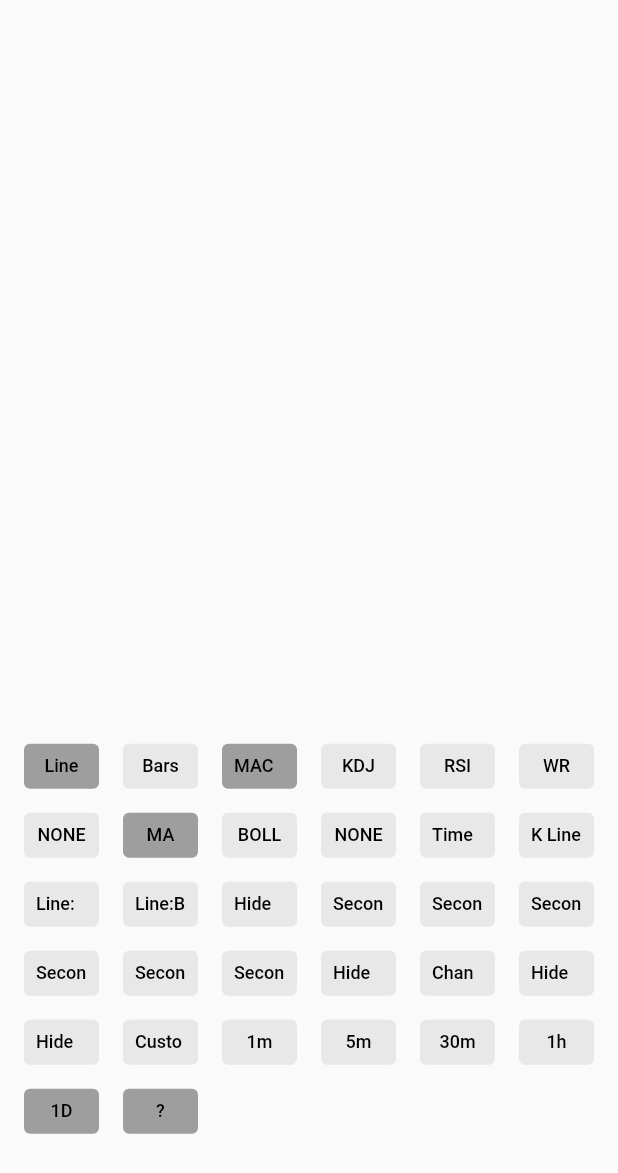
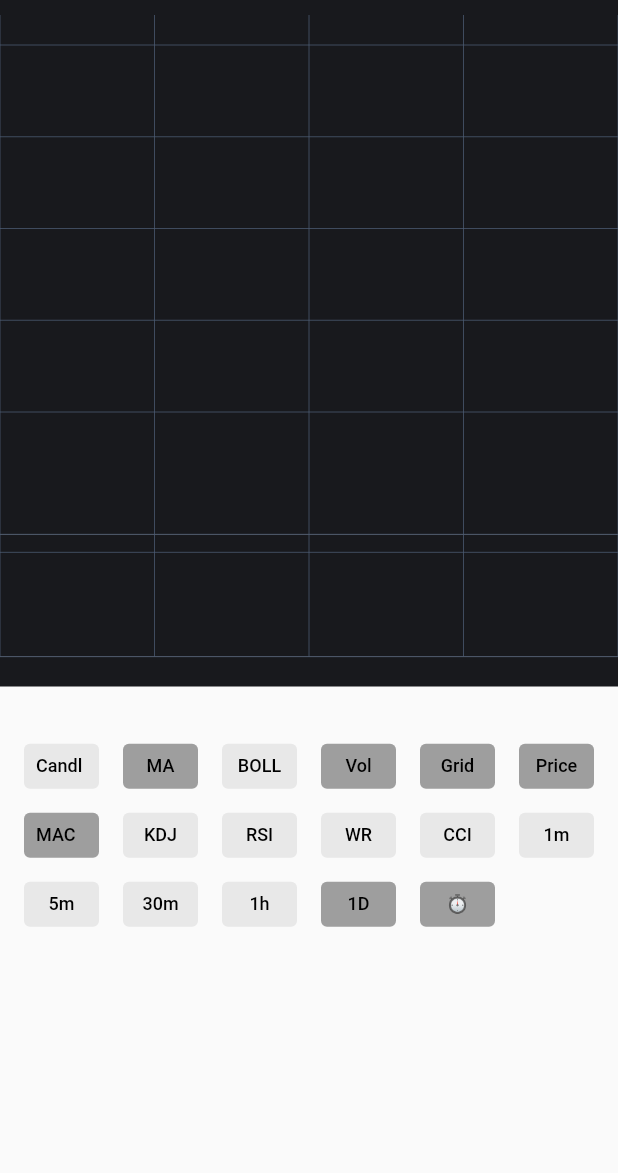
Before and after one commit to afzl-wtu/Triple_I, a Flutter app: the ChartTab widget shown alone on an empty page, opened directly with empty values, on a phone screen of 412 x 824 dp. Shown: the top 1173 px of the screen. Run offline on Flutter 3.47's test engine with Material 2 defaults, Android fonts, the phone set to English and light mode, and no system bars; our stand-ins replace bloc, bottom_navy_bar, cached_network_image, cloud_firestore, connectivity, dio and 15 more; missing offline and left inert: multi_image_picker; accounts and stored records are empty; network calls fail; statements that could not run were skipped.

Commit message:
added smart buttons and perfect chart

```diff
--- a/triple_i_main_app/lib/bloc/search.dart
+++ b/triple_i_main_app/lib/bloc/search.dart
@@ -1,7 +1,7 @@
 import 'dart:async';
 
 import 'package:bloc/bloc.dart';
-import 'package:data_connection_checker/data_connection_checker.dart';
+import 'package:connectivity/connectivity.dart';
 import 'package:meta/meta.dart';
 import 'package:easy_localization/easy_localization.dart';
 
@@ -34,9 +34,9 @@ class SearchBloc extends Bloc<SearchEvent, SearchState> {
     if (event is FetchSearchResults) {
       yield SearchLoading();
 
-      final hasConnection = await DataConnectionChecker().hasConnection;
+      final hasConnection = await Connectivity().checkConnectivity();
 
-      if (hasConnection) {
+      if (hasConnection != ConnectivityResult.none) {
         yield* _fetchSearchResults(symbol: event.symbol);
       } else {
         yield SearchResultsLoadingError(message: 'No internet connection');
--- a/triple_i_main_app/lib/models/markets/market_active/market_active_model.dart
+++ b/triple_i_main_app/lib/models/markets/market_active/market_active_model.dart
@@ -1,5 +1,3 @@
-import 'package:meta/meta.dart';
-
 import './market_active.dart';
 
 class MarketMoversModelData {
--- a/triple_i_main_app/lib/models/markets/sector_performance/sector_performance_model.dart
+++ b/triple_i_main_app/lib/models/markets/sector_performance/sector_performance_model.dart
@@ -1,6 +1,3 @@
-import 'package:meta/meta.dart';
-
-// This is the main model.
 class SectorPerformanceModel {
   final SectorPerformanceDataModel oneDay;
   final SectorPerformanceDataModel fiveDays;
--- a/triple_i_main_app/lib/models/news/news.dart
+++ b/triple_i_main_app/lib/models/news/news.dart
@@ -1,5 +1,3 @@
-import 'package:meta/meta.dart';
-
 import './single_new_model.dart';
 
 class NewsDataModel {
--- a/triple_i_main_app/lib/models/news/single_new_model.dart
+++ b/triple_i_main_app/lib/models/news/single_new_model.dart
@@ -1,5 +1,3 @@
-import 'package:meta/meta.dart';
-
 class SingleNewModel {
   final String? source;
   final String? title;
@@ -42,7 +40,8 @@ class SingleNewModel {
       [bool finnhub = false]) {
     List<SingleNewModel> testList;
     finnhub == false
-        ? testList = items!.map((item) => SingleNewModel.fromJson(item)).toList()
+        ? testList =
+            items!.map((item) => SingleNewModel.fromJson(item)).toList()
         : testList =
             items!.map((item) => SingleNewModel.fromJsonFinnhub(item)).toList();
     print('PP in toList method testList: $testList');
--- a/triple_i_main_app/lib/models/profile/profile.dart
+++ b/triple_i_main_app/lib/models/profile/profile.dart
@@ -1,5 +1,3 @@
-import 'package:meta/meta.dart';
-
 import './stock_profile.dart';
 import './stock_quote.dart';
 //import './stock_chart.dart';
--- a/triple_i_main_app/lib/models/profile/stock_chart.dart
+++ b/triple_i_main_app/lib/models/profile/stock_chart.dart
@@ -1,5 +1,3 @@
-import 'package:meta/meta.dart';
-
 class StockChart {
   final String? date;
   final double? open;
--- a/triple_i_main_app/lib/models/search.dart
+++ b/triple_i_main_app/lib/models/search.dart
@@ -1,9 +1,4 @@
-import 'package:meta/meta.dart';
-
-enum ListType {
-  searchHistory,
-  searchResults
-}
+enum ListType { searchHistory, searchResults }
 
 class StockSearch {
   final String? symbol;
@@ -13,13 +8,10 @@ class StockSearch {
   });
 
   static List<StockSearch> convertToList(List<dynamic> items) {
-    return items
-    .map((item) => StockSearch.fromJson(item))
-    .toList();
+    return items.map((item) => StockSearch.fromJson(item)).toList();
   }
 
-  factory StockSearch.fromJson( Map<String, dynamic> json) {
+  factory StockSearch.fromJson(Map<String, dynamic> json) {
     return StockSearch(symbol: json['1. symbol']);
   }
-
 }
--- a/triple_i_main_app/lib/repository/k_chart/k_chart_widget.dart
+++ b/triple_i_main_app/lib/repository/k_chart/k_chart_widget.dart
@@ -293,6 +293,7 @@ class _KChartWidgetState extends State<KChartWidget>
               itemExtent: 14.0,
               shrinkWrap: true,
               itemBuilder: (context, index) {
+                // ignore: deprecated_member_use_from_same_package
                 final translations = widget.isChinese
                     ? kChartTranslations['zh_CN']!
                     : widget.translations.of(context);
--- a/triple_i_main_app/lib/screens/profile_tabs/chart_tab.dart
+++ b/triple_i_main_app/lib/screens/profile_tabs/chart_tab.dart
@@ -1,15 +1,12 @@
 import 'package:flutter/material.dart';
 import 'package:flutter/services.dart';
+import 'package:main/repository/k_chart/chart_translations.dart';
 import 'package:main/repository/k_chart/flutter_k_chart.dart';
 //import 'package:main/packages/chart_translations.dart';
 //import 'package:main/packages/flutter_k_chart.dart';
 import 'package:main/repository/profile/client.dart';
 import 'package:main/screens/profile_tabs/technical_chart_screen.dart';
 import 'package:main/widgets/loading_indicator.dart';
-import 'package:date_range_picker/date_range_picker.dart' as DateRangePicker;
-
-import '../../../helpers/color_helper.dart';
-import '../../../helpers/text_helper.dart';
 import '../../../models/profile/stock_profile.dart';
 import '../../../models/profile/stock_quote.dart';
 
@@ -156,24 +153,23 @@ class _ChartTabState extends State<ChartTab> {
                 return LoadingIndicatorWidget();
               else {
                 if (!_isMovingToNextScreen) _jumper();
-                return Container()
-                    // KChartWidget(
-                    //   _durationCharts['$_currentDuration'],
-                    //   chartStyle,
-                    //   chartColors,
-                    //   isLine: isLine,
-                    //   mainState: _mainState,
-                    //   volHidden: _volHidden,
-                    //   secondaryState: _secondaryState,
-                    //   fixedLength: 2,
-                    //   timeFormat: TimeFormat.YEAR_MONTH_DAY,
-                    //   translations: kChartTranslations,
-                    //   showNowPrice: _showNowPrice,
-                    //   //`isChinese` is Deprecated, Use `translations` instead.
-                    //   isChinese: false,
-                    //   hideGrid: _hideGrid,
-                    //   maDayList: [1, 100, 1000],
-                    // )
+                return KChartWidget(
+                  _durationCharts['$_currentDuration'],
+                  chartStyle,
+                  chartColors,
+                  isLine: isLine,
+                  mainState: _mainState,
+                  volHidden: _volHidden,
+                  secondaryState: _secondaryState,
+                  fixedLength: 2,
+                  timeFormat: TimeFormat.YEAR_MONTH_DAY,
+                  translations: kChartTranslations,
+                  showNowPrice: _showNowPrice,
+                  //`isChinese` is Deprecated, Use `translations` instead.
+                  isChinese: false,
+                  hideGrid: _hideGrid,
+                  maDayList: [1, 100, 1000],
+                )
                     // KChartWidget(
                     //   _durationCharts['$_currentDuration'],
                     //   isLine: isLine,
@@ -203,96 +199,70 @@ class _ChartTabState extends State<ChartTab> {
 
   List<Widget> buildButtons() {
     return [
-      button(
-        "Line",
-        onPressed: () => isLine = true,
-        selected: isLine,
-      ),
-      button(
-        "Bars",
-        onPressed: () => isLine = false,
-        selected: !isLine,
-      ),
-      button(
-        "MACD",
-        onPressed: () => _secondaryState = SecondaryState.MACD,
-        selected: _mainState == MainState.MA,
-      ),
-      button(
-        "KDJ",
-        onPressed: () => _secondaryState = SecondaryState.KDJ,
-        selected: _secondaryState == SecondaryState.KDJ,
-      ),
-      button(
-        "RSI",
-        onPressed: () => _secondaryState = SecondaryState.RSI,
-        selected: _secondaryState == SecondaryState.RSI,
-      ),
-      button(
-        "WR",
-        onPressed: () => _secondaryState = SecondaryState.WR,
-        selected: _secondaryState == SecondaryState.WR,
-      ),
-      button(
-        "NONE",
-        onPressed: () => _secondaryState = SecondaryState.NONE,
-        selected: _secondaryState == SecondaryState.NONE,
-      ),
-      button(
-        "MA",
-        onPressed: () => _mainState = MainState.MA,
-        selected: _mainState == MainState.MA,
-      ),
+      button("Candles", onPressed: () => isLine = !isLine, selected: !isLine),
+      button("MA",
+          onPressed: () => _mainState =
+              _mainState == MainState.MA ? MainState.NONE : MainState.MA,
+          selected: _mainState == MainState.MA),
       button(
         "BOLL",
-        onPressed: () => _mainState = MainState.BOLL,
+        onPressed: () => _mainState =
+            _mainState == MainState.BOLL ? MainState.NONE : MainState.BOLL,
         selected: _mainState == MainState.BOLL,
       ),
-      button(
-        "NONE",
-        onPressed: () => _mainState = MainState.NONE,
-        selected: _mainState == MainState.NONE,
-      ),
-      button("Time Mode", onPressed: () => isLine = true),
-      button("K Line Mode", onPressed: () => isLine = false),
-      button("Line:MA", onPressed: () => _mainState = MainState.MA),
-      button("Line:BOLL", onPressed: () => _mainState = MainState.BOLL),
-      button("Hide Line", onPressed: () => _mainState = MainState.NONE),
-      button("Secondary Chart:MACD",
-          onPressed: () => _secondaryState = SecondaryState.MACD),
-      button("Secondary Chart:KDJ",
-          onPressed: () => _secondaryState = SecondaryState.KDJ),
-      button("Secondary Chart:RSI",
-          onPressed: () => _secondaryState = SecondaryState.RSI),
-      button("Secondary Chart:WR",
-          onPressed: () => _secondaryState = SecondaryState.WR),
-      button("Secondary Chart:CCI",
-          onPressed: () => _secondaryState = SecondaryState.CCI),
-      button("Secondary Chart:Hide",
-          onPressed: () => _secondaryState = SecondaryState.NONE),
-      button(_volHidden ? "Show Vol" : "Hide Vol",
-          onPressed: () => _volHidden = !_volHidden),
-      button("Change Language", onPressed: () => isChinese = !isChinese),
-      button(_hideGrid ? "Show Grid" : "Hide Grid",
-          onPressed: () => _hideGrid = !_hideGrid),
-      button(_showNowPrice ? "Hide Now Price" : "Show Now Price",
-          onPressed: () => _showNowPrice = !_showNowPrice),
-      button("Customize UI", onPressed: () {
-        setState(() {
-          this.isChangeUI = !this.isChangeUI;
-          if (this.isChangeUI) {
-            chartColors.selectBorderColor = Colors.red;
-            chartColors.selectFillColor = Colors.red;
-            chartColors.lineFillColor = Colors.red;
-            chartColors.kLineColor = Colors.yellow;
-          } else {
-            chartColors.selectBorderColor = Color(0xff6C7A86);
-            chartColors.selectFillColor = Color(0xff0D1722);
-            chartColors.lineFillColor = Color(0x554C86CD);
-            chartColors.kLineColor = Color(0xff4C86CD);
-          }
-        });
-      }),
+      button("Vol",
+          onPressed: () => _volHidden = !_volHidden, selected: !_volHidden),
+      button("Grid",
+          onPressed: () => _hideGrid = !_hideGrid, selected: !_hideGrid),
+      button("Price",
+          onPressed: () => _showNowPrice = !_showNowPrice,
+          selected: _showNowPrice),
+      button("MACD",
+          onPressed: () => _secondaryState =
+              _secondaryState == SecondaryState.MACD
+                  ? SecondaryState.NONE
+                  : SecondaryState.MACD,
+          selected: _secondaryState == SecondaryState.MACD),
+      button("KDJ",
+          onPressed: () => _secondaryState =
+              _secondaryState == SecondaryState.KDJ
+                  ? SecondaryState.NONE
+                  : SecondaryState.KDJ,
+          selected: _secondaryState == SecondaryState.KDJ),
+      button("RSI",
+          onPressed: () => _secondaryState =
+              _secondaryState == SecondaryState.RSI
+                  ? SecondaryState.NONE
+                  : SecondaryState.RSI,
+          selected: _secondaryState == SecondaryState.RSI),
+      button("WR",
+          onPressed: () => _secondaryState =
+              _secondaryState == SecondaryState.WR
+                  ? SecondaryState.NONE
+                  : SecondaryState.WR,
+          selected: _secondaryState == SecondaryState.WR),
+      button("CCI",
+          onPressed: () => _secondaryState =
+              _secondaryState == SecondaryState.CCI
+                  ? SecondaryState.NONE
+                  : SecondaryState.CCI,
+          selected: _secondaryState == SecondaryState.CCI),
+      // button("Customize UI", onPressed: () {
+      //   setState(() {
+      //     this.isChangeUI = !this.isChangeUI;
+      //     if (this.isChangeUI) {
+      //       chartColors.selectBorderColor = Colors.red;
+      //       chartColors.selectFillColor = Colors.red;
+      //       chartColors.lineFillColor = Colors.red;
+      //       chartColors.kLineColor = Colors.yellow;
+      //     } else {
+      //       chartColors.selectBorderColor = Color(0xff6C7A86);
+      //       chartColors.selectFillColor = Color(0xff0D1722);
+      //       chartColors.lineFillColor = Color(0x554C86CD);
+      //       chartColors.kLineColor = Color(0xff4C86CD);
+      //     }
+      //   });
+      // }),
       button(
         "1m",
         onPressed: () => _durationController('1min'),
@@ -319,7 +289,7 @@ class _ChartTabState extends State<ChartTab> {
         selected: _currentDuration == '1day',
       ),
       button(
-        "?",
+        "⏱️",
         onPressed: _showRangePicker,
         selected: _currentDuration == '1day',
       ),
@@ -358,12 +328,17 @@ class _ChartTabState extends State<ChartTab> {
   }
 
   Future<void> _showRangePicker() async {
-    final _response = await DateRangePicker.showDatePicker(
+    final _response = await showDateRangePicker(
+        initialEntryMode: DatePickerEntryMode.input,
         context: context,
-        initialFirstDate: DateTime.now().subtract(Duration(days: 365)),
-        initialLastDate: DateTime.now(),
+        initialDateRange: DateTimeRange(
+            start: DateTime.now().subtract(
+              Duration(days: 120),
+            ),
+            end: DateTime.now()),
         firstDate: DateTime.now().subtract(Duration(days: 3650)),
         lastDate: DateTime.now());
-    _durationController('1day', from: _response[0], to: _response[1]);
+    if (_response == null) return;
+    _durationController('1day', from: _response.start, to: _response.end);
   }
 }
--- a/triple_i_main_app/lib/screens/tabs/news_tab.dart
+++ b/triple_i_main_app/lib/screens/tabs/news_tab.dart
@@ -160,6 +160,7 @@ class NewsCardWidget extends StatelessWidget {
   final List<SingleNewModel> news;
 
   NewsCardWidget({required this.title, required this.news})
+      // ignore: unnecessary_null_comparison
       : assert(news != null);
 
   @override
--- a/triple_i_main_app/pubspec.yaml
+++ b/triple_i_main_app/pubspec.yaml
@@ -27,8 +27,7 @@ dependencies:
   bottom_navy_bar: ^6.0.0
   cached_network_image: ^3.0.0
   cloud_firestore: ^1.0.3
-  data_connection_checker: ^0.3.4
-  date_range_picker: ^1.0.7
+  connectivity: ^3.0.6
   dio: ^4.0.0
   easy_localization: ^3.0.0
   firebase_core: ^1.0.2
```
Also changed, not shown: triple_i_main_app/lib/helpers/gradient_helper.dart (+4 -3 lines), triple_i_main_app/lib/models/markets/sector_performance/sector_perfromance_metadata_model.dart (+4 -7 lines), triple_i_main_app/lib/models/storage.dart (+1 -6 lines), triple_i_main_app/lib/screens/profile_tabs/technical_chart_screen.dart (+113 -78 lines), 1 other file.
